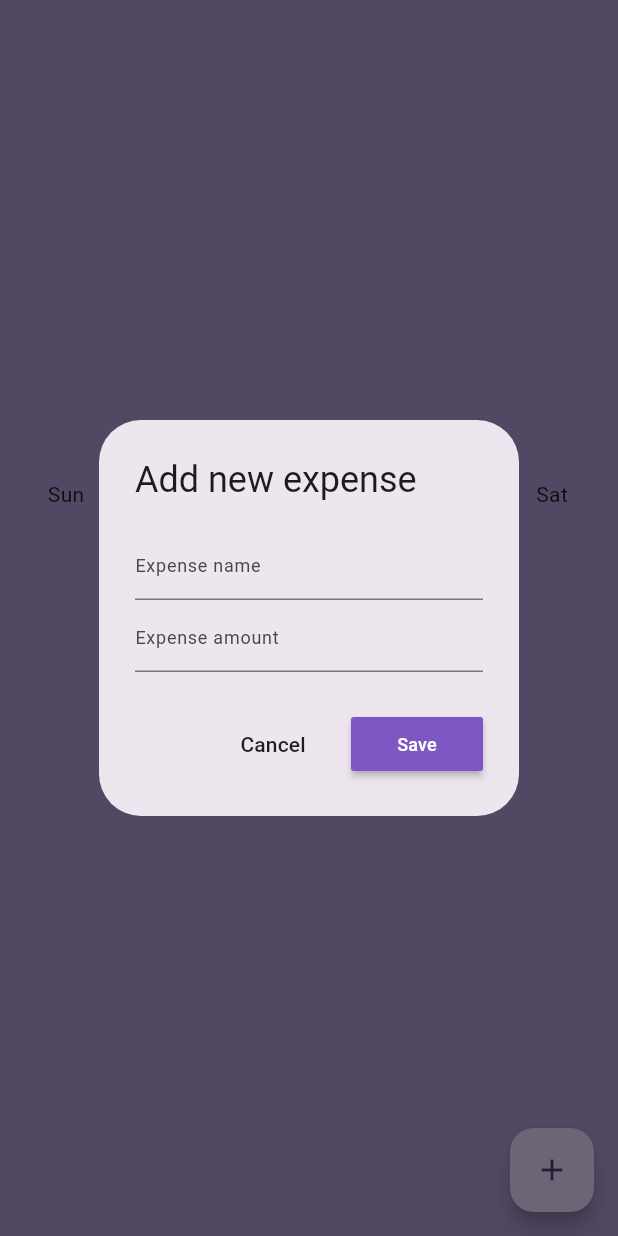
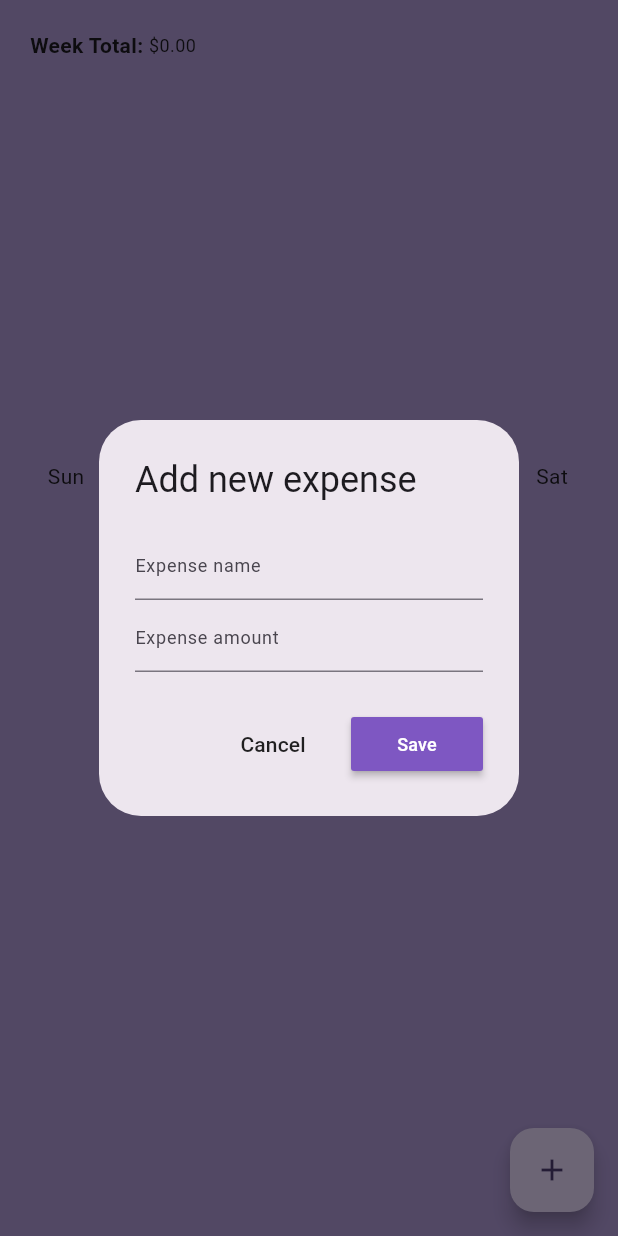
Before and after one commit to oluwadamme/Expense-Tracker, a Flutter app: the screen it shows after launch, after a tap on the "add" icon, on a phone screen of 412 x 824 dp. Run offline on Flutter 3.47's test engine with Material 3 defaults, Android fonts, the phone set to English and light mode, and no system bars; drawn by our look-alikes of fl_chart; our stand-ins replace flutter_bloc, hive_flutter; accounts and stored records are empty.

Commit message:
calculate weekly total amount

```diff
--- a/lib/src/home_page.dart
+++ b/lib/src/home_page.dart
@@ -32,7 +32,6 @@ class _HomePageState extends State<HomePage> {
       body: BlocBuilder<ExpenseData, List<ExpenseModel>>(builder: (context, state) {
         return Column(
           children: [
-            const SizedBox(height: 20),
             Expanded(
               flex: 2,
               child: ExpenseSummary(startOfWeek: context.read<ExpenseData>().startOfWeek() ?? DateTime.now()),
@@ -107,6 +106,11 @@ class _HomePageState extends State<HomePage> {
     setState(() {});
   }
 
+  void deleteExpense(ExpenseModel expense) {
+    context.read<ExpenseData>().deleteExpense(expense);
+    setState(() {});
+  }
+
   void clear() {
     nameController.clear();
     amountController.clear();
--- a/lib/src/widgets/expense_summary.dart
+++ b/lib/src/widgets/expense_summary.dart
@@ -17,10 +17,42 @@ class ExpenseSummary extends StatelessWidget {
     final thursday = convertDateTimeToString(startOfWeek.add(const Duration(days: 4)));
     final friday = convertDateTimeToString(startOfWeek.add(const Duration(days: 5)));
     final saturday = convertDateTimeToString(startOfWeek.add(const Duration(days: 6)));
+    double totalAmountWeekly() {
+      final list = [
+        context.read<ExpenseData>().calculateDailyExpense()[sunday] ?? 0,
+        context.read<ExpenseData>().calculateDailyExpense()[monday] ?? 0,
+        context.read<ExpenseData>().calculateDailyExpense()[tuesday] ?? 0,
+        context.read<ExpenseData>().calculateDailyExpense()[wednesday] ?? 0,
+        context.read<ExpenseData>().calculateDailyExpense()[thursday] ?? 0,
+        context.read<ExpenseData>().calculateDailyExpense()[friday] ?? 0,
+        context.read<ExpenseData>().calculateDailyExpense()[saturday] ?? 0,
+      ];
+      final total = list.fold(0.0, (previousValue, element) => previousValue + element);
+      return total;
+    }
+
     return SafeArea(
       child: BlocBuilder<ExpenseData, List<ExpenseModel>>(
         builder: (context, state) {
-          return MyBarGraph(
+          return Column(
+            children: [
+              Padding(
+                padding: const EdgeInsets.all(20.0),
+                child: Row(
+                  children: [
+                    const Text(
+                      "Week Total: ",
+                      style: TextStyle(fontWeight: FontWeight.bold, fontSize: 14),
+                    ),
+                    Text(
+                      "\$${totalAmountWeekly().toStringAsFixed(2)}",
+                      style: const TextStyle(fontSize: 12),
+                    )
+                  ],
+                ),
+              ),
+              Expanded(
+                child: MyBarGraph(
                   barData: BarData(
                     sunAmount: context.read<ExpenseData>().calculateDailyExpense()[sunday] ?? 0,
                     monAmount: context.read<ExpenseData>().calculateDailyExpense()[monday] ?? 0,
@@ -30,9 +62,10 @@ class ExpenseSummary extends StatelessWidget {
                     friAmount: context.read<ExpenseData>().calculateDailyExpense()[friday] ?? 0,
                     satAmount: context.read<ExpenseData>().calculateDailyExpense()[saturday] ?? 0,
                   ),
-            maxY: state
-                .map((e) => double.parse(e.amount))
-                .fold(0, (previousValue, element) => (previousValue ?? 0) + element),
+                  maxY: totalAmountWeekly() * 1.05,
+                ),
+              ),
+            ],
           );
         },
       ),
```
Lines whose indentation alone changed are shown as unchanged.
